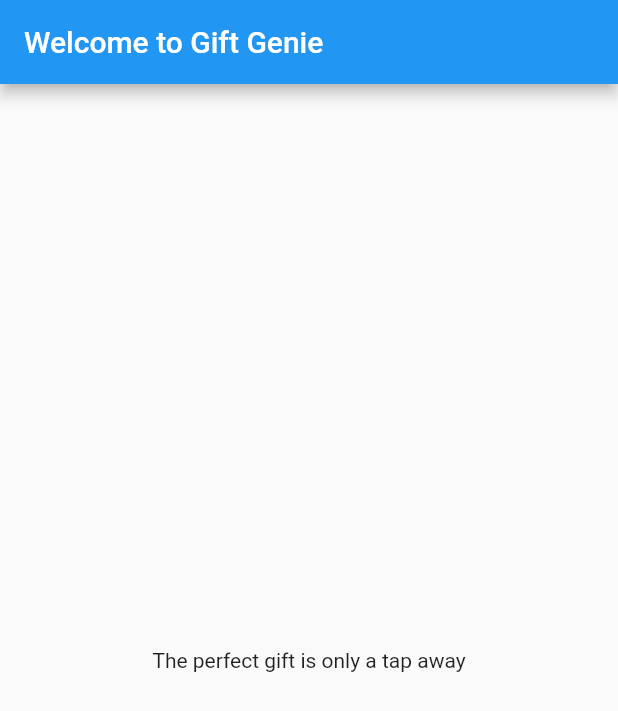
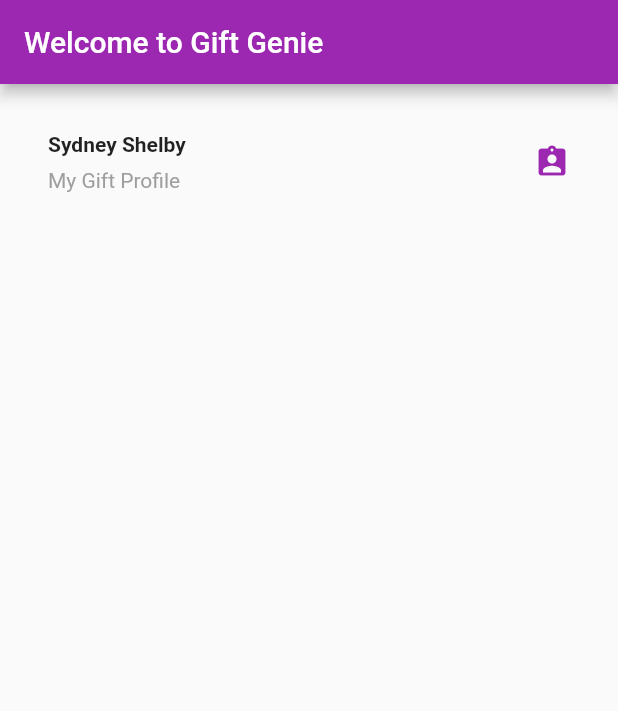
Before and after one commit to abbypro/TheGivers, a Flutter app: the screen it shows after launch, on a phone screen of 412 x 824 dp. Shown: the top 711 px of the screen. Run offline on Flutter 3.47's test engine with Material 2 defaults, Android fonts, the phone set to English and light mode, and no system bars.

Commit message:
this version is a little bit more complicated than just hello world. extensively commented

```diff
--- a/gift_genie/lib/main.dart
+++ b/gift_genie/lib/main.dart
@@ -1,20 +1,64 @@
 import 'package:flutter/material.dart';
 
+//tells main to run MyApp class
 void main() => runApp(MyApp());
 
+//the my app class
 class MyApp extends StatelessWidget {
   @override
+  //everything in flutter comes from a widget
   Widget build(BuildContext context) {
+    //first Widget is "title section
+    //title section has 3 children
+    Widget titleSection = Container(
+      padding: const EdgeInsets.all(32.0), //setting size of title section ~kinda
+      child: Row(//here is the child, actually made of a list of 2 children
+        children: [
+          Expanded(
+            /*1*/
+            child: Column(//1st child is a column with two children (rows)
+              crossAxisAlignment: CrossAxisAlignment.start,//allginment
+              children: [
+                /*2*/
+                Container(
+                  padding: const EdgeInsets.only(bottom: 8.0), //allignment
+                  child: Text(
+                    'Sydney Shelby',
+                    style: TextStyle(
+                      fontWeight: FontWeight.bold,
+                    ),
+                  ),
+                ),
+                Text(
+                  'My Gift Profile',
+                  style: TextStyle(
+                    color: Colors.grey[500],
+                  ),
+                ),
+              ],
+            ),
+          ),
+          /*3*/
+          Icon( //2nd child
+            Icons.assignment_ind, //profile symbol
+            color: Colors.purple[500],
+          ),
+        ],
+      ),
+    );
     return MaterialApp(
-      title: 'Gift Genie',
-      home: Scaffold(
-        appBar: AppBar(
-          title: Text('Welcome to Gift Genie'),
+      title: 'Gift Genie', //im unclear of what this is. page title?
+        home: Scaffold(
+          appBar: AppBar(
+            title: Text('Welcome to Gift Genie'), //title on top of app bar
+            backgroundColor: Colors.purple[500]
+          ),
+          body: Column(
+            children: [
+              titleSection, //calls the title section we made above
+            ],
+          ),
         ),
-        body: Center(
-          child: Text('The perfect gift is only a tap away'),
-        ),
-      ),
     );
   }
 }
```
